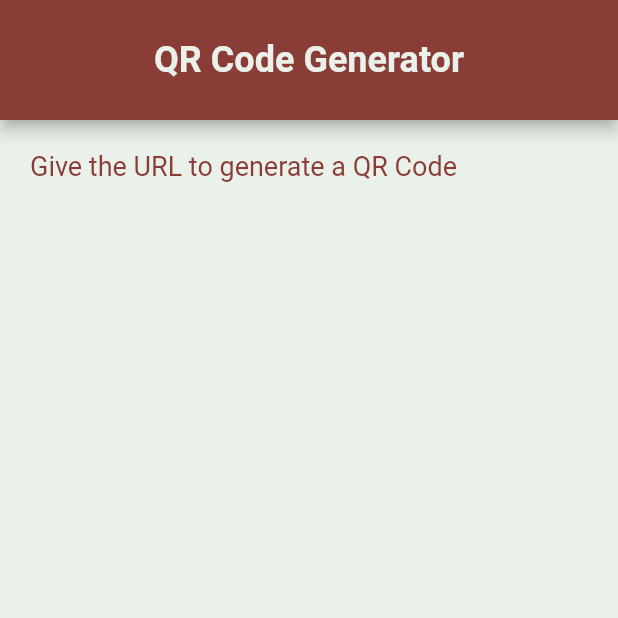
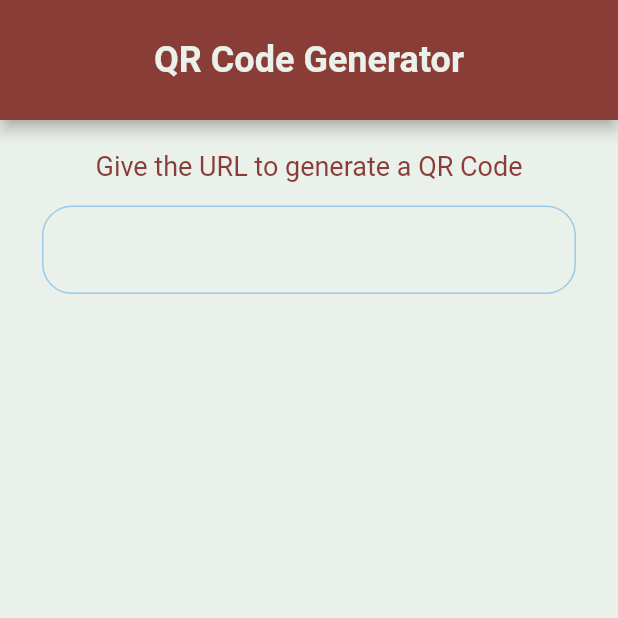
Before and after one commit to ArdaFA/qr_generator, a Flutter app: the screen it shows after launch, on a phone screen of 412 x 824 dp, the top half of it. Run offline on Flutter 3.47's test engine with Material 2 defaults, Android fonts, the phone set to English and light mode, and no system bars.

Commit message:
frontend upgraded

```diff
--- a/lib/main.dart
+++ b/lib/main.dart
@@ -1,4 +1,5 @@
 import 'package:flutter/material.dart';
+import 'package:qr_generator/pages/display_qr.dart';
 import 'package:qr_generator/pages/intro_page.dart';
 
 void main(){
@@ -15,6 +16,7 @@ class MyApp extends StatelessWidget{
       home: IntroPage(),
       routes: {
         '/intropage': (context) => const IntroPage(),
+        '/displayQr' : (context) => const DisplayQR(),
       },
     ); //MaterialApp
   }
--- /dev/null
+++ b/lib/pages/display_qr.dart
@@ -0,0 +1,10 @@
+import 'package:flutter/material.dart';
+
+class DisplayQR extends StatelessWidget {
+  const DisplayQR({Key? key}) : super(key: key);
+
+  @override
+  Widget build(BuildContext context) {
+    return const Placeholder();
+  }
+}
--- a/lib/pages/intro_page.dart
+++ b/lib/pages/intro_page.dart
@@ -25,14 +25,42 @@ class IntroPage extends StatelessWidget {
           padding: const EdgeInsets.all(20.0),
           child: Column(
             mainAxisAlignment: MainAxisAlignment.start,
-            crossAxisAlignment: CrossAxisAlignment.stretch,
+            crossAxisAlignment: CrossAxisAlignment.center,
             children: [
+
+              // guide text for the user
               Text("Give the URL to generate a QR Code",
                 style: TextStyle(
                   color: primaryColor,
                   fontSize: 18,
                 ),
               ),
+
+              const SizedBox(height: 16,),
+
+              // enter the URL text field
+              Padding(
+                padding: const EdgeInsets.symmetric(horizontal: 8.0),
+                child: TextField(
+                  decoration: InputDecoration(
+                    focusedBorder: OutlineInputBorder(
+                        borderSide: BorderSide(
+                          color: primaryColor,
+                          width: 3.0
+                        ),
+                        borderRadius: BorderRadius.circular(20)
+                    ),
+                    enabledBorder: OutlineInputBorder(
+                        borderSide: BorderSide(
+                          color: secondaryColor,
+                        ),
+                        borderRadius: BorderRadius.circular(20)
+                    ),
+                  ),
+                ),
+              ),
+
+
             ],
           ),
 
--- a/lib/themes/colors.dart
+++ b/lib/themes/colors.dart
@@ -1,4 +1,5 @@
 import 'package:flutter/material.dart';
 
 var primaryColor = const Color.fromARGB(255, 138, 60, 55);
+var secondaryColor = const Color.fromARGB(145, 95, 172, 232);
 var backgroundColor = const Color.fromARGB(255, 234, 240, 234);
```
